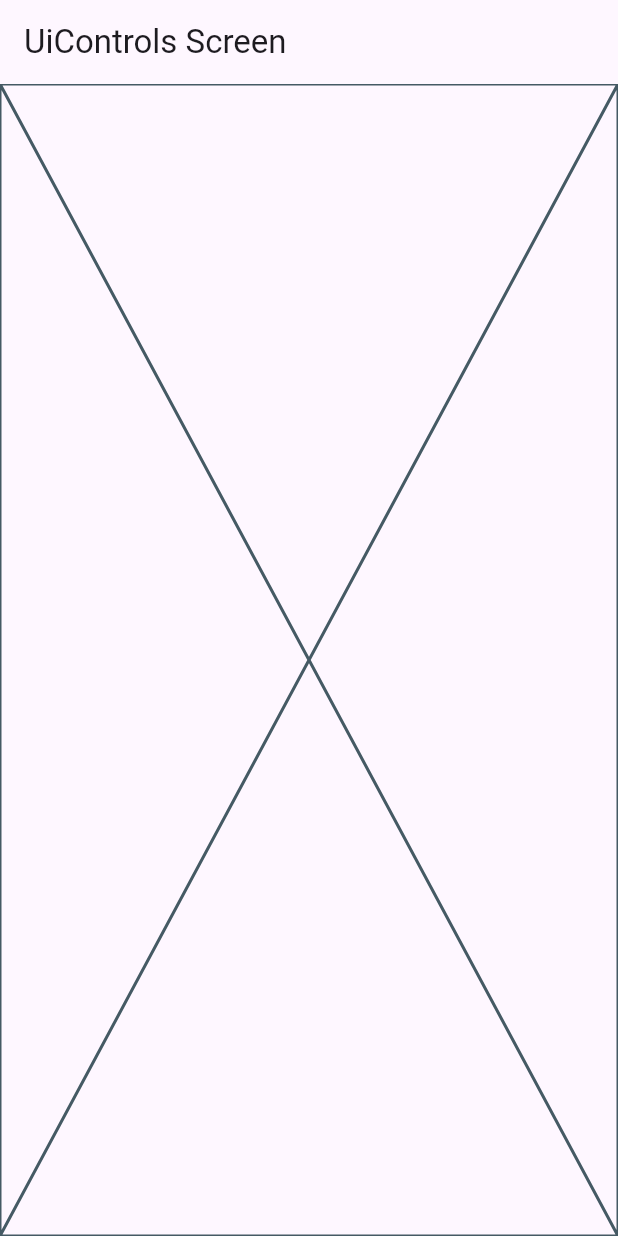
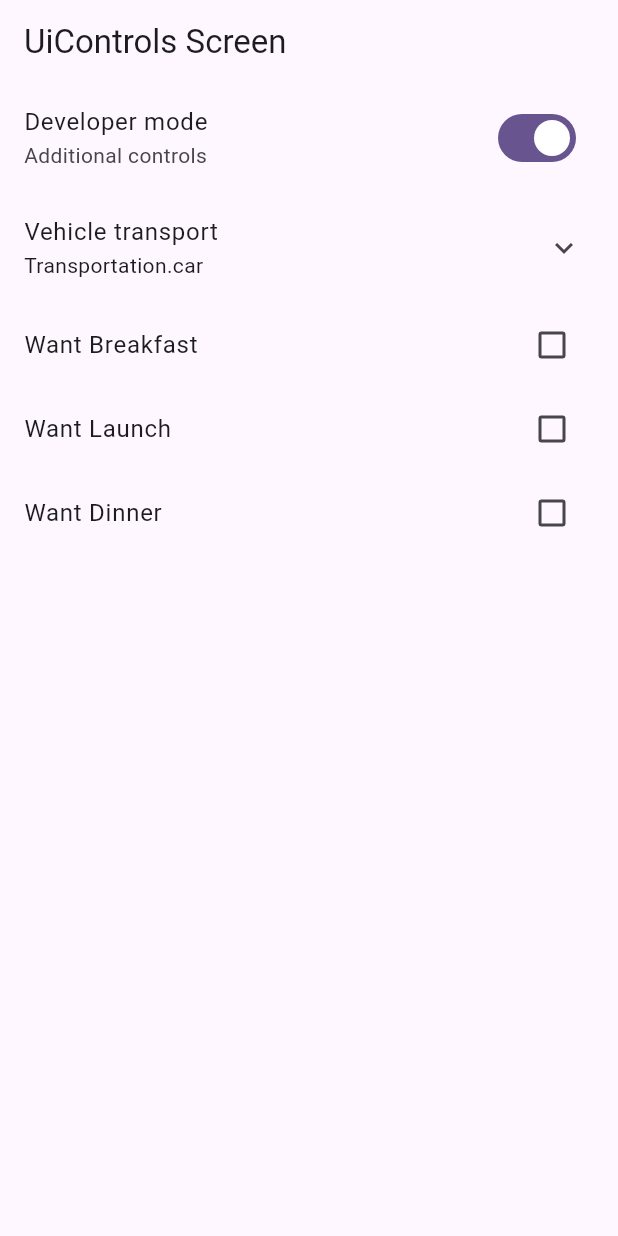
Before and after one commit to JaviKo500/widgets_app, a Flutter app: the UiControlsScreen screen opened by its route, on a phone screen of 412 x 824 dp. Run offline on Flutter 3.47's test engine with Material 2 defaults, Android fonts, the phone set to English and light mode, and no system bars; our stand-ins replace go_router.

Commit message:
add controls radio, check and switch

```diff
--- a/lib/presentation/screens/ui_controls/ui_controls_screen.dart
+++ b/lib/presentation/screens/ui_controls/ui_controls_screen.dart
@@ -6,13 +6,118 @@ class UiControlsScreen extends StatelessWidget {
   @override
   Widget build(BuildContext context) {
     return Scaffold(
-      appBar: AppBar(
-        title: const Text(
-          'UiControls Screen',
-          style: TextStyle()
+        appBar: AppBar(
+          title: const Text('UiControls Screen', style: TextStyle()),
         ),
-      ),
-      body: const Placeholder()
+        body: _UIControlView());
+  }
+}
+
+class _UIControlView extends StatefulWidget {
+  const _UIControlView();
+
+  @override
+  State<_UIControlView> createState() => _UIControlViewState();
+}
+
+enum Transportation { car, plane, boat, submarine }
+
+class _UIControlViewState extends State<_UIControlView> {
+  bool isDeveloper = true;
+  Transportation selectedTransportation = Transportation.car;
+
+  bool wantsBreakfast = false;
+  bool wantsDinner = false;
+  bool wantsLunch = false;
+
+  @override
+  Widget build(BuildContext context) {
+    return ListView(
+      physics: const ClampingScrollPhysics(),
+      children: [
+        SwitchListTile(
+          title: const Text('Developer mode', style: TextStyle()),
+          subtitle: const Text('Additional controls', style: TextStyle()),
+          value: isDeveloper,
+          onChanged: (value) {
+            setState(() {
+              isDeveloper = !isDeveloper;
+            });
+          },
+        ),
+
+        ExpansionTile(
+          title: const Text('Vehicle transport', style: TextStyle()),
+          subtitle: Text('$selectedTransportation', style: const TextStyle()),
+          children: [
+            RadioListTile(
+                title: const Text('Car', style: TextStyle()),
+                subtitle: const Text('Travel car', style: TextStyle()),
+                value: Transportation.car,
+                groupValue: selectedTransportation,
+                onChanged: (value) => setState(() {
+                      selectedTransportation = Transportation.car;
+                    })),
+            RadioListTile(
+                title: const Text('Boat', style: TextStyle()),
+                subtitle: const Text('Travel Boat', style: TextStyle()),
+                value: Transportation.boat,
+                groupValue: selectedTransportation,
+                onChanged: (value) => setState(() {
+                      selectedTransportation = Transportation.boat;
+                    })),
+            RadioListTile(
+                title: const Text('plane', style: TextStyle()),
+                subtitle: const Text('Travel Plane', style: TextStyle()),
+                value: Transportation.plane,
+                groupValue: selectedTransportation,
+                onChanged: (value) => setState(() {
+                      selectedTransportation = Transportation.plane;
+                    })),
+            RadioListTile(
+                title: const Text('Submarine', style: TextStyle()),
+                subtitle: const Text('Travel submarine', style: TextStyle()),
+                value: Transportation.submarine,
+                groupValue: selectedTransportation,
+                onChanged: (value) => setState(() {
+                      selectedTransportation = Transportation.submarine;
+                    })),
+          ],
+        ),
+
+        // *
+
+        CheckboxListTile(
+          title: const Text(
+            'Want Breakfast',
+            style: TextStyle()
+          ),
+          value: wantsBreakfast,
+          onChanged: (value) => setState(() {
+            wantsBreakfast = !wantsBreakfast;
+          }),
+        ),
+        CheckboxListTile(
+          title: const Text(
+            'Want Launch',
+            style: TextStyle()
+          ),
+          value: wantsLunch,
+          onChanged: (value) => setState(() {
+            wantsLunch = !wantsLunch;
+          }),
+        ),
+        CheckboxListTile(
+          title: const Text(
+            'Want Dinner',
+            style: TextStyle()
+          ),
+          value: wantsDinner,
+          onChanged: (value) => setState(() {
+            wantsDinner = !wantsDinner;
+          }),
+        ),
+      ],
     );
   }
 }
```
